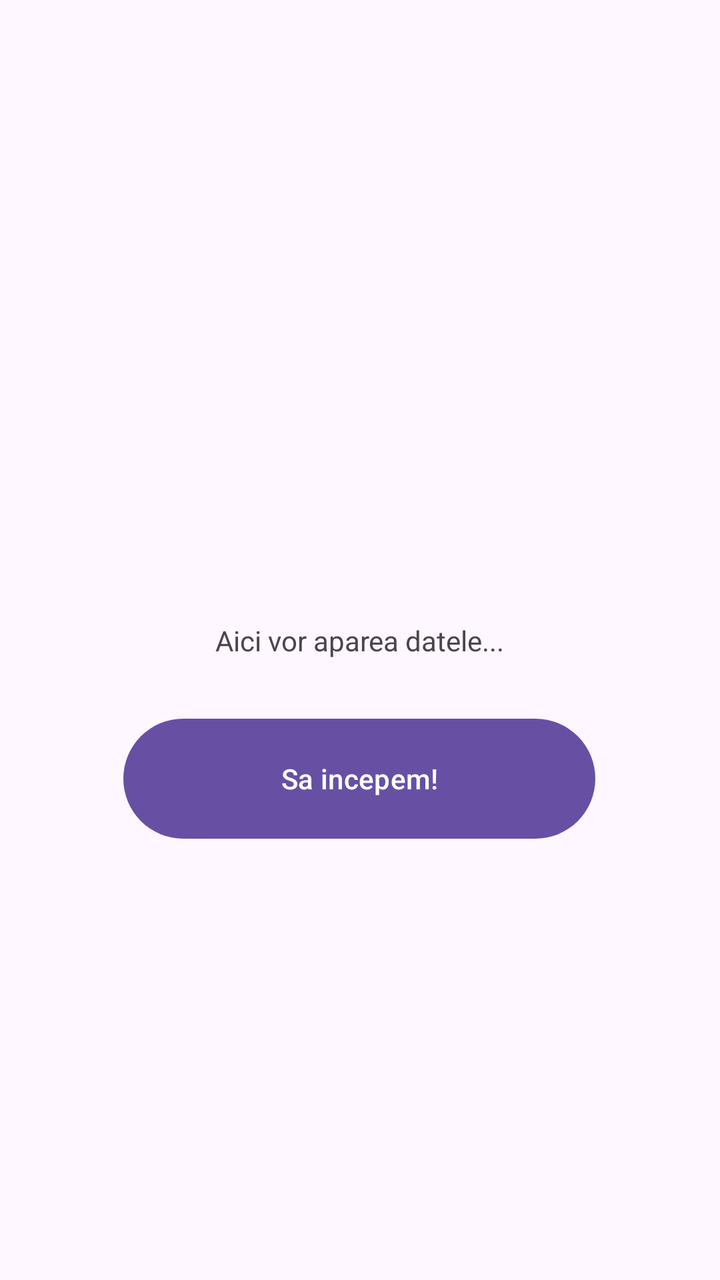
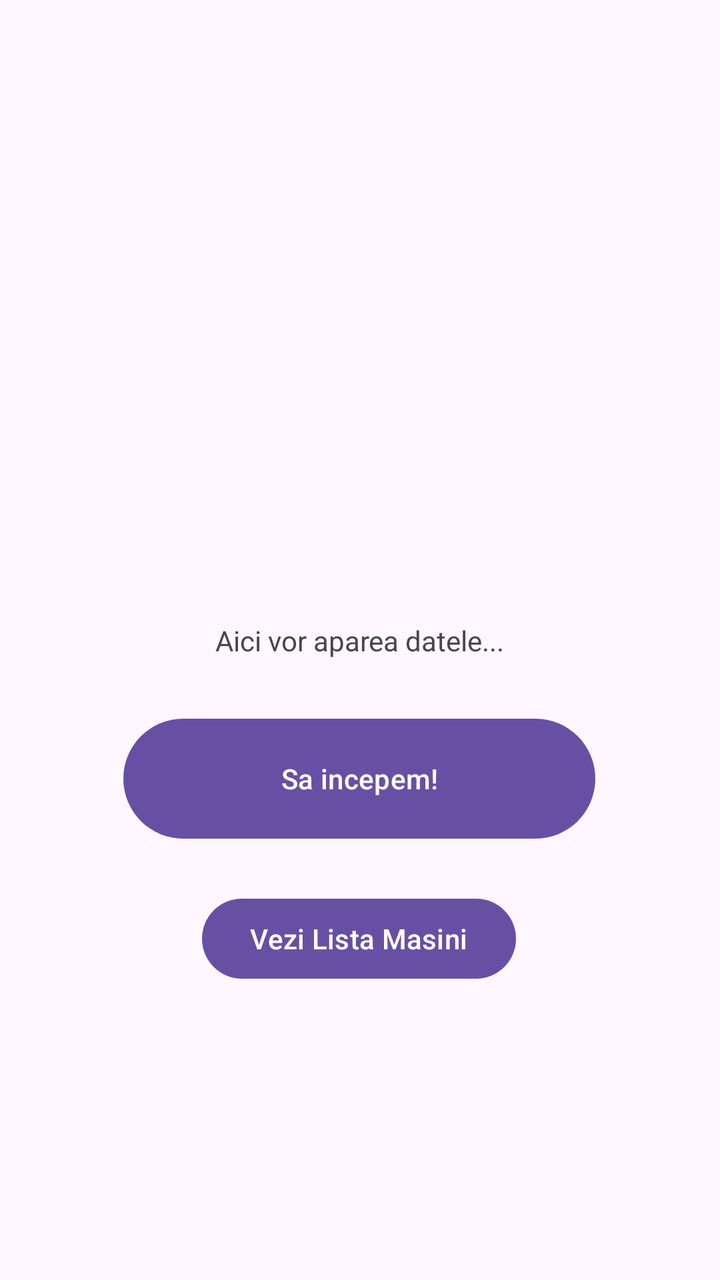

Screens rendered from an Android XML layout before and after an edit, with the pre-edit source and the edit as a unified diff.
<!-- AndroidManifest.xml: application theme Theme.Laborator4DAM -->
<!-- res/layout/activity_main.xml -->
<?xml version="1.0" encoding="utf-8"?>
<androidx.constraintlayout.widget.ConstraintLayout xmlns:android="http://schemas.android.com/apk/res/android"
    xmlns:app="http://schemas.android.com/apk/res-auto"
    xmlns:tools="http://schemas.android.com/tools"
    android:id="@+id/main"
    android:layout_width="match_parent"
    android:layout_height="match_parent"
    tools:context=".MainActivity">

    <Button
        android:id="@+id/btnDeschideAdaugare"
        android:layout_width="236dp"
        android:layout_height="68dp"
        android:text="Sa incepem!"
        app:layout_constraintBottom_toBottomOf="parent"
        app:layout_constraintEnd_toEndOf="parent"
        app:layout_constraintHorizontal_bias="0.497"
        app:layout_constraintStart_toStartOf="parent"
        app:layout_constraintTop_toTopOf="parent"
        app:layout_constraintVertical_bias="0.621" />

    <TextView
        android:id="@+id/tvAfisare"
        android:layout_width="wrap_content"
        android:layout_height="wrap_content"
        android:text="Aici vor aparea datele..."
        app:layout_constraintBottom_toBottomOf="parent"
        app:layout_constraintEnd_toEndOf="parent"
        app:layout_constraintStart_toStartOf="parent"
        app:layout_constraintTop_toTopOf="parent" />
</androidx.constraintlayout.widget.ConstraintLayout>
<!-- resources referenced by this layout -->
<resources>
  <style name="Theme.Laborator4DAM" parent="Base.Theme.Laborator4DAM" />
  <style name="Base.Theme.Laborator4DAM" parent="Theme.Material3.DayNight.NoActionBar">
          
          
      </style>
</resources>

<!-- the commit's change to res/layout/activity_main.xml (unified diff, before → after) -->
@@ -28,4 +28,16 @@
         app:layout_constraintEnd_toEndOf="parent"
         app:layout_constraintStart_toStartOf="parent"
         app:layout_constraintTop_toTopOf="parent" />
+
+    <Button
+        android:id="@+id/btnVeziLista"
+        android:layout_width="wrap_content"
+        android:layout_height="wrap_content"
+        android:text="Vezi Lista Masini"
+        app:layout_constraintBottom_toBottomOf="parent"
+        app:layout_constraintEnd_toEndOf="parent"
+        app:layout_constraintHorizontal_bias="0.498"
+        app:layout_constraintStart_toStartOf="parent"
+        app:layout_constraintTop_toTopOf="parent"
+        app:layout_constraintVertical_bias="0.752" />
 </androidx.constraintlayout.widget.ConstraintLayout>
